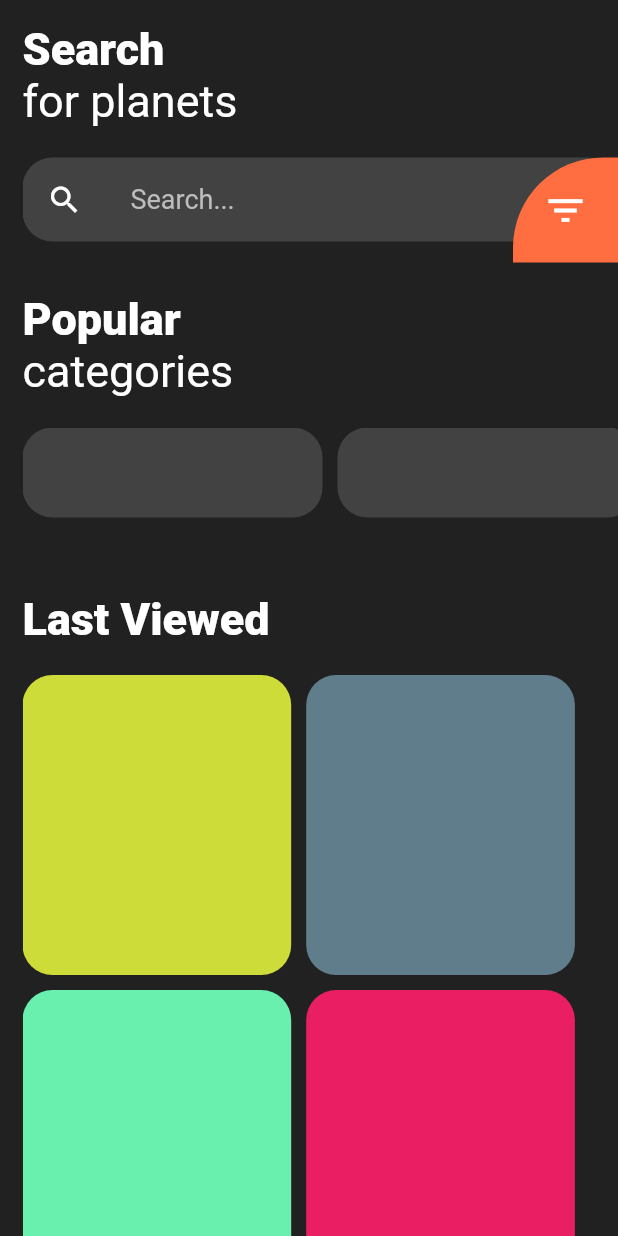
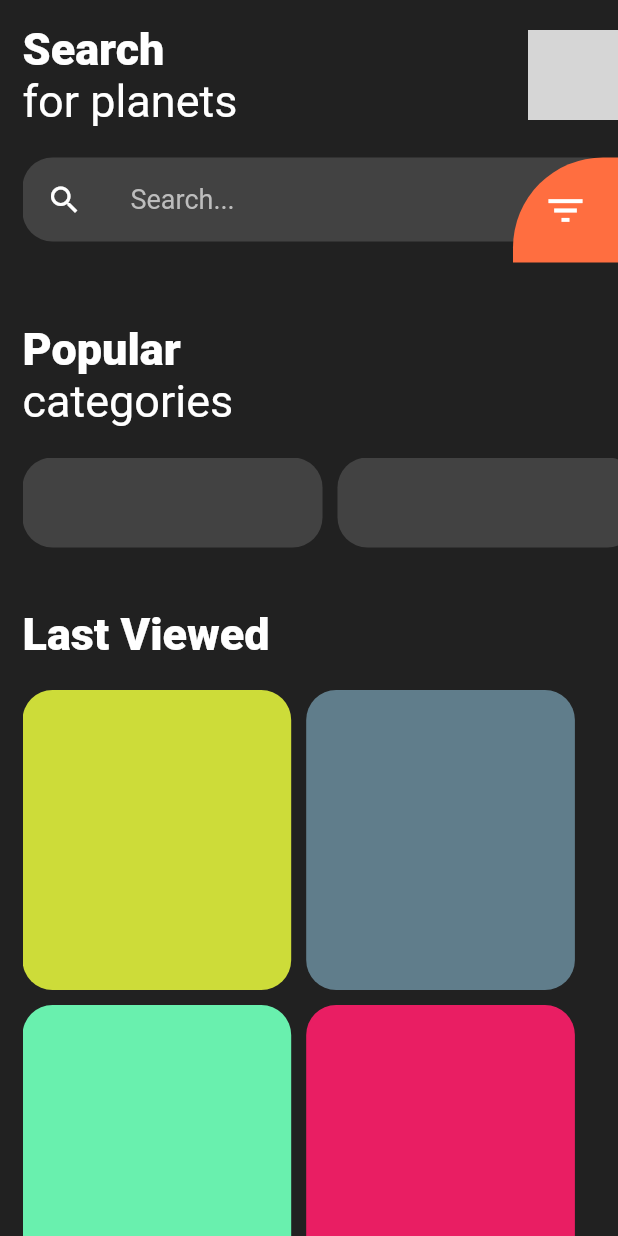
Before and after one commit to AMANDEEP-DAS/planetsUI-app, a Flutter app: the HomeScreen screen opened directly, on a phone screen of 412 x 824 dp. Run offline on Flutter 3.47's test engine with Material 2 defaults, Android fonts, the phone set to English and light mode, and no system bars; network calls fail; grey boxes are pictures that could not be loaded.

Commit message:
home screen 50% thro

```diff
--- a/lib/screens/home_screen.dart
+++ b/lib/screens/home_screen.dart
@@ -20,8 +20,26 @@ class HomeScreen extends StatelessWidget {
                 // mainAxisAlignment: MainAxisAlignment.spaceAround,
                 crossAxisAlignment: CrossAxisAlignment.start,
                 children: [
-                  Text('Search',style: TextStyle(fontWeight: FontWeight.w900,fontSize: 30,color: Colors.white),),
-                  Text('for planets',style: TextStyle(fontSize: 30,color: Colors.white)),
+                  Row(
+                    mainAxisAlignment: MainAxisAlignment.spaceBetween,
+                    children: [
+                      Container(
+                        width: MediaQuery.of(context).size.width/2,
+                        // color: Colors.blue,
+                        child: Column(
+                          crossAxisAlignment: CrossAxisAlignment.start,
+                          children: [
+                            Text('Search',style: TextStyle(fontWeight: FontWeight.w900,fontSize: 30,color: Colors.white),),
+                            Text('for planets',style: TextStyle(fontSize: 30,color: Colors.white)),
+                          ],
+                        ),
+                      ),
+                      CircleAvatar(
+                        radius: 30,
+                        backgroundImage: NetworkImage('http://3.bp.blogspot.com/_QgE0riHYGGE/TOl3t-zcWcI/AAAAAAAAAAY/0X0XQpuojBs/s1600/profile_cristiano_ronaldo.jpg'),
+                      )
+                    ],
+                  ),
                   SizedBox(height: 20,),
                   Container(
                     // color: Colors.blue,
@@ -65,7 +83,7 @@ class HomeScreen extends StatelessWidget {
                       ],
                     )
                   ),
-                  SizedBox(height: 20,),
+                  SizedBox(height: 40,),
                   Text('Popular',style: TextStyle(fontWeight: FontWeight.w900,fontSize: 30,color: Colors.white),),
                   Text('categories',style: TextStyle(fontSize: 30,color: Colors.white)),
                   SizedBox(height: 10,),
@@ -104,7 +122,7 @@ class HomeScreen extends StatelessWidget {
                       ),
                     ),
                   ),
-                  SizedBox(height: 50,),
+                  SizedBox(height: 40,),
                   Text('Last Viewed',style: TextStyle(fontWeight: FontWeight.w900,fontSize: 30,color: Colors.white),),
                   SizedBox(height: 20,),
                   Row(
```
